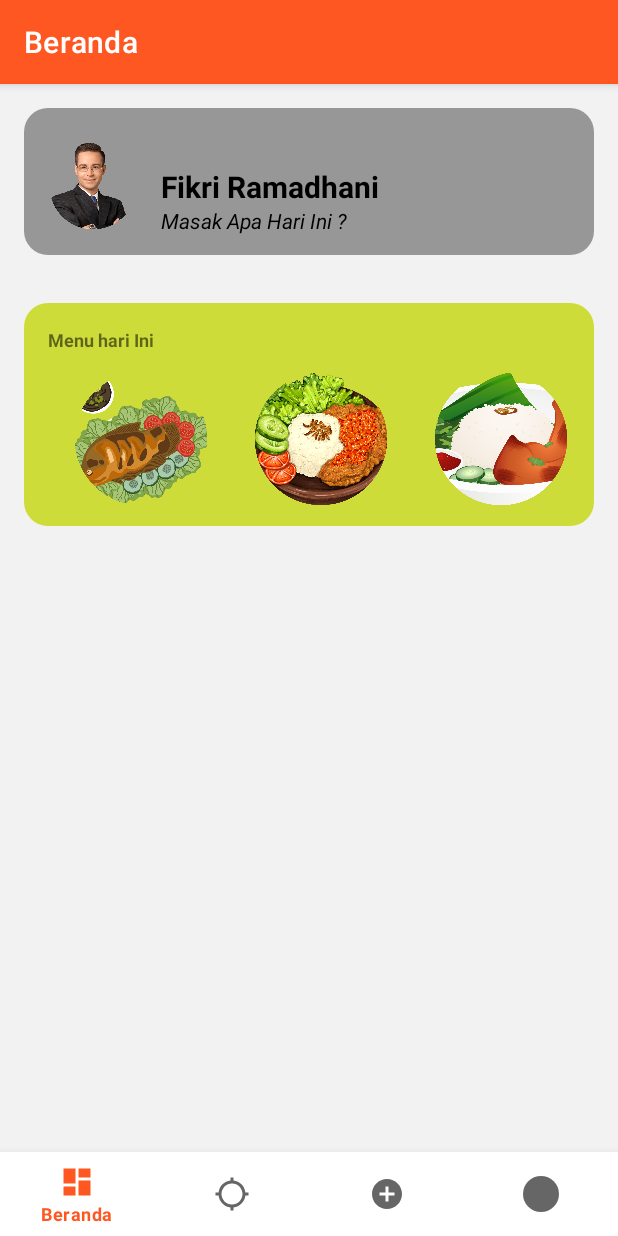
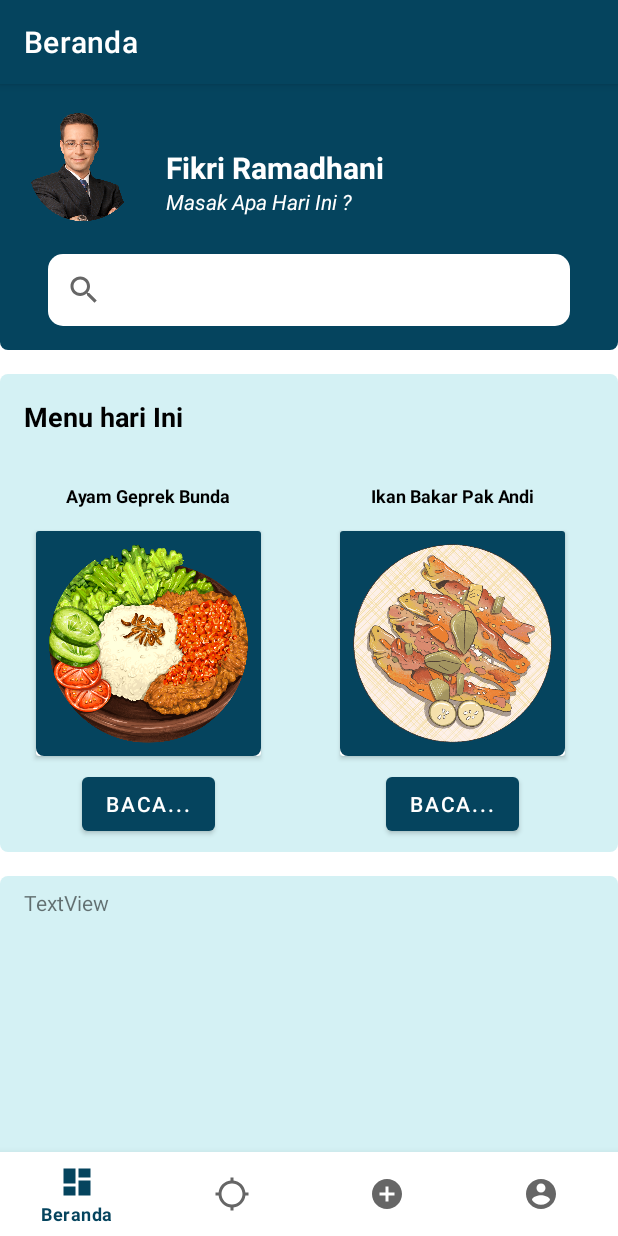
Before and after one commit to HiBwa/app-resep-mobile, an Android app: the screen it shows after launch (MainActivity), on a phone screen of 412 x 824 dp. Run offline under Robolectric (Android 15) with nearby library versions, the phone set to English and light mode, and no system bars; our stand-ins replace navigation-ui.

Commit message:
Update tampilan

```diff
--- /dev/null
+++ b/app/src/main/res/drawable/icon_profil.xml
@@ -0,0 +1,5 @@
+<vector android:height="24dp" android:tint="#000000"
+    android:viewportHeight="24" android:viewportWidth="24"
+    android:width="24dp" xmlns:android="http://schemas.android.com/apk/res/android">
+    <path android:fillColor="@android:color/white" android:pathData="M12,2C6.48,2 2,6.48 2,12s4.48,10 10,10 10,-4.48 10,-10S17.52,2 12,2zM12,5c1.66,0 3,1.34 3,3s-1.34,3 -3,3 -3,-1.34 -3,-3 1.34,-3 3,-3zM12,19.2c-2.5,0 -4.71,-1.28 -6,-3.22 0.03,-1.99 4,-3.08 6,-3.08 1.99,0 5.97,1.09 6,3.08 -1.29,1.94 -3.5,3.22 -6,3.22z"/>
+</vector>
--- /dev/null
+++ b/app/src/main/res/drawable/menu.xml
@@ -0,0 +1,10 @@
+<?xml version="1.0" encoding="utf-8"?>
+<shape xmlns:android="http://schemas.android.com/apk/res/android">
+    <corners
+        android:bottomRightRadius="5dp"
+        android:bottomLeftRadius="5dp"
+        android:topLeftRadius="5dp"
+        android:topRightRadius="5dp"
+        />
+    <solid android:color="@color/background"/>
+</shape>
--- a/app/src/main/res/drawable/profil.xml
+++ b/app/src/main/res/drawable/profil.xml
@@ -1,6 +1,12 @@
 <?xml version="1.0" encoding="utf-8"?>
 <shape xmlns:android="http://schemas.android.com/apk/res/android">
-    <corners android:radius="16dp"/>
-    <solid android:color="#979797"/>
+    <corners
+        android:bottomRightRadius="50dp"
+        android:bottomLeftRadius="5dp"
+        android:topLeftRadius="5dp"
+        android:topRightRadius="5dp"
+
+        />
+    <solid android:color="@color/background"/>
 
 </shape>
--- a/app/src/main/res/drawable/rounded.xml
+++ b/app/src/main/res/drawable/rounded.xml
@@ -1,6 +1,6 @@
 <?xml version="1.0" encoding="utf-8"?>
 <shape xmlns:android="http://schemas.android.com/apk/res/android">
     <corners android:radius="16dp"/>
-    <solid android:color="#CDDC39"/>
+    <solid android:color="@color/background1"/>
 
 </shape>
--- /dev/null
+++ b/app/src/main/res/drawable/roundep2.xml
@@ -0,0 +1,10 @@
+<?xml version="1.0" encoding="utf-8"?>
+<shape xmlns:android="http://schemas.android.com/apk/res/android">
+    <corners
+        android:bottomRightRadius="5dp"
+        android:bottomLeftRadius="5dp"
+        />
+
+    <solid android:color="@color/header"/>
+
+</shape>
--- /dev/null
+++ b/app/src/main/res/drawable/search.xml
@@ -0,0 +1,8 @@
+<?xml version="1.0" encoding="utf-8"?>
+<shape xmlns:android="http://schemas.android.com/apk/res/android">
+    <corners
+        android:radius="10dp"
+        />
+    <solid android:color="@color/white"/>
+
+</shape>
--- a/app/src/main/res/layout/fragment_home.xml
+++ b/app/src/main/res/layout/fragment_home.xml
@@ -4,14 +4,11 @@
     xmlns:tools="http://schemas.android.com/tools"
     android:layout_width="match_parent"
     android:layout_height="match_parent"
-    android:background="#2FBCBABA"
     tools:context=".ui.home.HomeFragment">
 
     <ScrollView
         android:layout_width="match_parent"
         android:layout_height="match_parent">
-
-
         <LinearLayout
             android:layout_width="match_parent"
             android:layout_height="wrap_content"
@@ -24,27 +21,21 @@
 
                 <LinearLayout
                     android:layout_width="match_parent"
-                    android:layout_height="130dp"
-                    android:orientation="vertical"
-
-                    >
+                    android:layout_height="match_parent"
+                    android:background="@drawable/roundep2"
+                    android:orientation="vertical">
 
                     <androidx.constraintlayout.widget.ConstraintLayout
                         android:layout_width="match_parent"
                         android:layout_height="match_parent"
-                        android:layout_marginStart="16dp"
-                        android:layout_marginTop="16dp"
-                        android:layout_marginEnd="16dp"
-                        android:layout_marginBottom="16dp"
-                        android:background="@drawable/profil"
                         android:clipChildren="false">
 
                         <ImageView
                             android:id="@+id/imageView14"
-                            android:layout_width="80dp"
-                            android:layout_height="80dp"
-                            android:layout_marginStart="6dp"
-                            android:layout_marginTop="12dp"
+                            android:layout_width="100dp"
+                            android:layout_height="100dp"
+                            android:layout_marginStart="5dp"
+                            android:layout_marginTop="5dp"
                             android:src="@drawable/org"
                             app:layout_constraintStart_toStartOf="parent"
                             app:layout_constraintTop_toTopOf="parent" />
@@ -55,7 +46,7 @@
                             android:layout_height="wrap_content"
                             android:layout_marginStart="5dp"
                             android:text="Fikri Ramadhani"
-                            android:textColor="@color/black"
+                            android:textColor="@color/white"
                             android:textSize="20dp"
                             android:textStyle="bold"
                             app:layout_constraintBottom_toBottomOf="@+id/imageView14"
@@ -69,11 +60,24 @@
                             android:layout_marginStart="5dp"
                             android:layout_marginTop="45dp"
                             android:text="Masak Apa Hari Ini ?"
-                            android:textColor="@color/black"
+                            android:textColor="@color/white"
                             android:textStyle="italic"
                             app:layout_constraintBottom_toBottomOf="@+id/imageView14"
                             app:layout_constraintStart_toEndOf="@+id/imageView14"
                             app:layout_constraintTop_toTopOf="@+id/imageView14" />
+
+                        <SearchView
+                            android:layout_width="match_parent"
+                            android:layout_height="match_parent"
+                            android:layout_marginStart="32dp"
+                            android:layout_marginTop="8dp"
+                            android:layout_marginEnd="32dp"
+                            android:layout_marginBottom="16dp"
+                            android:background="@drawable/search"
+                            app:layout_constraintBottom_toBottomOf="parent"
+                            app:layout_constraintEnd_toEndOf="parent"
+                            app:layout_constraintStart_toStartOf="parent"
+                            app:layout_constraintTop_toBottomOf="@+id/imageView14" />
 
                     </androidx.constraintlayout.widget.ConstraintLayout>
 
@@ -83,17 +87,13 @@
             <LinearLayout
                 android:layout_width="match_parent"
                 android:layout_height="match_parent"
-                android:orientation="vertical"
-                >
+                android:orientation="vertical">
 
                 <androidx.constraintlayout.widget.ConstraintLayout
                     android:layout_width="match_parent"
                     android:layout_height="match_parent"
-                    android:layout_marginStart="16dp"
                     android:layout_marginTop="16dp"
-                    android:background="@drawable/rounded"
-                    android:layout_marginEnd="16dp"
-                    android:layout_marginBottom="16dp"
+                    android:background="@drawable/menu"
                     android:clipChildren="false">
 
                     <TextView
@@ -104,55 +104,150 @@
                         android:layout_marginTop="16dp"
                         android:layout_marginBottom="8dp"
                         android:text="Menu hari Ini"
-                        android:textSize="12dp"
+                        android:textColor="@color/black"
+                        android:textSize="18dp"
                         android:textStyle="bold"
                         app:layout_constraintStart_toStartOf="parent"
                         app:layout_constraintTop_toTopOf="parent" />
 
-                    <ImageView
-                        android:id="@+id/imageView"
-                        android:layout_width="100dp"
-                        android:layout_height="100dp"
+                    <TextView
+                        android:id="@+id/textView4"
+                        android:layout_width="wrap_content"
+                        android:layout_height="wrap_content"
+                        android:layout_marginTop="24dp"
+                        android:layout_marginBottom="8dp"
+                        android:text="Ayam Geprek Bunda"
+                        android:textColor="@color/black"
+                        android:textSize="12dp"
+                        android:textStyle="bold"
+                        app:layout_constraintBottom_toTopOf="@+id/cardView"
+                        app:layout_constraintEnd_toEndOf="@+id/cardView"
+                        app:layout_constraintStart_toStartOf="@+id/cardView"
+                        app:layout_constraintTop_toBottomOf="@+id/textView2" />
+
+                    <androidx.cardview.widget.CardView
+                        android:id="@+id/cardView"
+                        android:layout_width="150dp"
+                        android:layout_height="150dp"
                         android:layout_marginStart="8dp"
+                        android:layout_marginTop="16dp"
+                        android:layout_marginBottom="16dp"
+                        app:layout_constraintBottom_toBottomOf="parent"
+                        app:layout_constraintEnd_toEndOf="parent"
+                        app:layout_constraintHorizontal_bias="0.0"
+                        app:layout_constraintStart_toStartOf="@+id/textView2"
+                        app:layout_constraintTop_toBottomOf="@+id/textView2">
+
+                        <ImageView
+                            android:id="@+id/imageView3"
+                            android:layout_width="wrap_content"
+                            android:layout_height="wrap_content"
+                            android:background="@drawable/roundep2"
+                            android:src="@drawable/geprek" />
+
+                    </androidx.cardview.widget.CardView>
+
+
+                    <androidx.cardview.widget.CardView
+                        android:id="@+id/cardView2"
+                        android:layout_width="150dp"
+                        android:layout_height="150dp"
+                        android:layout_marginTop="16dp"
+                        android:layout_marginEnd="8dp"
+                        android:layout_marginBottom="16dp"
+                        app:layout_constraintBottom_toBottomOf="parent"
+                        app:layout_constraintEnd_toEndOf="parent"
+                        app:layout_constraintHorizontal_bias="0.655"
+                        app:layout_constraintStart_toEndOf="@+id/cardView"
+                        app:layout_constraintTop_toBottomOf="@+id/textView2">
+
+                        <ImageView
+                            android:id="@+id/imageView4"
+                            android:layout_width="wrap_content"
+                            android:layout_height="wrap_content"
+                            android:background="@drawable/roundep2"
+                            android:src="@drawable/ikanbakar" />
+                    </androidx.cardview.widget.CardView>
+
+                    <TextView
+                        android:id="@+id/textView6"
+                        android:layout_width="wrap_content"
+                        android:layout_height="wrap_content"
                         android:layout_marginTop="24dp"
-                        android:layout_marginEnd="8dp"
                         android:layout_marginBottom="8dp"
-                        android:src="@drawable/ikanbakar1"
+                        android:text="Ikan Bakar Pak Andi"
+                        android:textColor="@color/black"
+                        android:textSize="12dp"
+                        android:textStyle="bold"
+                        app:layout_constraintBottom_toTopOf="@+id/cardView2"
+                        app:layout_constraintEnd_toEndOf="@+id/cardView2"
+                        app:layout_constraintStart_toStartOf="@+id/cardView2"
+                        app:layout_constraintTop_toBottomOf="@+id/textView2" />
+
+                    <Button
+                        android:id="@+id/button"
+                        android:layout_width="wrap_content"
+                        android:layout_height="wrap_content"
+                        android:layout_marginTop="8dp"
+                        android:layout_marginBottom="8dp"
+                        android:text="Baca..."
                         app:layout_constraintBottom_toBottomOf="parent"
-                        app:layout_constraintEnd_toStartOf="@+id/imageView2"
-                        app:layout_constraintStart_toStartOf="@+id/textView2"
-                        app:layout_constraintTop_toTopOf="@+id/textView2" />
+                        app:layout_constraintEnd_toEndOf="@+id/cardView"
+                        app:layout_constraintStart_toStartOf="@+id/cardView"
+                        app:layout_constraintTop_toBottomOf="@+id/cardView" />
+
+                    <Button
+                        android:id="@+id/button2"
+                        android:layout_width="wrap_content"
+                        android:layout_height="wrap_content"
+                        android:layout_marginTop="8dp"
+                        android:layout_marginBottom="8dp"
+                        android:text="Baca..."
+                        app:layout_constraintBottom_toBottomOf="parent"
+                        app:layout_constraintEnd_toEndOf="@+id/cardView2"
+                        app:layout_constraintStart_toStartOf="@+id/cardView2"
+                        app:layout_constraintTop_toBottomOf="@+id/cardView2" />
+
+
+                </androidx.constraintlayout.widget.ConstraintLayout>
+
+            </LinearLayout>
+
+            <LinearLayout
+                android:layout_width="match_parent"
+                android:layout_height="match_parent"
+                android:orientation="vertical">
+
+                <androidx.constraintlayout.widget.ConstraintLayout
+                    android:layout_width="match_parent"
+                    android:layout_height="600dp"
+                    android:layout_marginTop="16dp"
+                    android:background="@drawable/menu"
+                    android:clipChildren="false">
+
+                    <TextView
+                        android:id="@+id/textView3"
+                        android:layout_width="wrap_content"
+                        android:layout_height="wrap_content"
+                        android:layout_marginStart="16dp"
+                        android:layout_marginTop="8dp"
+                        android:text="TextView"
+                        app:layout_constraintStart_toStartOf="parent"
+                        app:layout_constraintTop_toTopOf="parent" />
 
                     <ImageView
                         android:id="@+id/imageView2"
-                        android:layout_width="100dp"
+                        android:layout_width="match_parent"
                         android:layout_height="100dp"
-                        android:layout_marginStart="8dp"
-                        android:layout_marginTop="8dp"
-                        android:layout_marginEnd="8dp"
-                        android:layout_marginBottom="8dp"
-                        android:src="@drawable/geprek"
-                        app:layout_constraintBottom_toBottomOf="parent"
-                        app:layout_constraintEnd_toStartOf="@+id/imageView3"
-                        app:layout_constraintStart_toEndOf="@+id/imageView"
-                        app:layout_constraintTop_toBottomOf="@+id/textView2" />
-
-                    <ImageView
-                        android:id="@+id/imageView3"
-                        android:layout_width="100dp"
-                        android:layout_height="100dp"
-                        android:layout_marginStart="8dp"
-                        android:layout_marginTop="8dp"
-                        android:layout_marginEnd="8dp"
-                        android:layout_marginBottom="8dp"
-                        android:src="@drawable/nasi"
-                        app:layout_constraintBottom_toBottomOf="parent"
-                        app:layout_constraintEnd_toEndOf="parent"
-                        app:layout_constraintStart_toEndOf="@+id/imageView2"
-                        app:layout_constraintTop_toBottomOf="@+id/textView2" />
+                        android:layout_marginTop="16dp"
+                        app:layout_constraintStart_toStartOf="@+id/textView3"
+                        app:layout_constraintTop_toBottomOf="@+id/textView3"
+                        tools:src="@drawable/ikanbakar" />
                 </androidx.constraintlayout.widget.ConstraintLayout>
 
             </LinearLayout>
+
         </LinearLayout>
     </ScrollView>
+
 </androidx.constraintlayout.widget.ConstraintLayout>
--- a/app/src/main/res/menu/bottom_nav_menu.xml
+++ b/app/src/main/res/menu/bottom_nav_menu.xml
@@ -17,7 +17,7 @@
 
     <item
         android:id="@+id/navigation_notifications"
-        android:icon="@drawable/profil"
+        android:icon="@drawable/icon_profil"
         android:title="Profil" />
 
 </menu>
--- a/app/src/main/res/values/colors.xml
+++ b/app/src/main/res/values/colors.xml
@@ -7,6 +7,8 @@
     <color name="teal_700">#FF018786</color>
     <color name="black">#FF000000</color>
     <color name="white">#FFFFFFFF</color>
-    <color name="header">#FF5722</color>
-    <color name="background">#CAD1CA</color>
+    <color name="header">#05445E</color>
+    <color name="background">#D4F1F4</color>
+    <color name="background1">#189AB4</color>
+    <color name="background2">#75E6DA</color>
 </resources>
```
